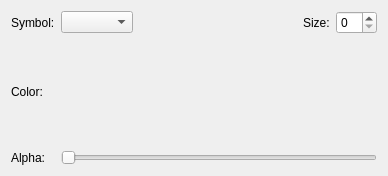
Above: glue/viewers/scatter/qt/layer_style_widget.ui from glue-viz/glue before the change. Below: the same form after it.
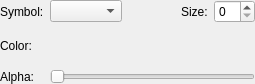
That is the form after the change. Custom widgets are drawn as their Qt base class.

Commit message: Fix appearance of layer artist style editors in PySide

The edit to the form file:
```diff
--- a/glue/viewers/scatter/qt/layer_style_widget.ui
+++ b/glue/viewers/scatter/qt/layer_style_widget.ui
@@ -6,14 +6,20 @@
    <rect>
     <x>0</x>
     <y>0</y>
-    <width>388</width>
-    <height>176</height>
+    <width>255</width>
+    <height>84</height>
    </rect>
   </property>
   <property name="windowTitle">
    <string>Form</string>
   </property>
   <layout class="QGridLayout" name="gridLayout">
+   <property name="verticalSpacing">
+    <number>10</number>
+   </property>
+   <property name="margin">
+    <number>0</number>
+   </property>
    <item row="2" column="0">
     <widget class="QLabel" name="label_2">
      <property name="text">
@@ -62,7 +68,23 @@
     </widget>
    </item>
    <item row="0" column="2">
-    <widget class="QComboBox" name="combo_symbol"/>
+    <widget class="QComboBox" name="combo_symbol">
+     <property name="enabled">
+      <bool>true</bool>
+     </property>
+     <property name="sizePolicy">
+      <sizepolicy hsizetype="Minimum" vsizetype="Fixed">
+       <horstretch>0</horstretch>
+       <verstretch>0</verstretch>
+      </sizepolicy>
+     </property>
+     <property name="minimumSize">
+      <size>
+       <width>50</width>
+       <height>0</height>
+      </size>
+     </property>
+    </widget>
    </item>
    <item row="0" column="4">
     <widget class="QLabel" name="label_3">
```
Lines whose indentation alone changed are shown as unchanged. The commit also changes 2 other files.
